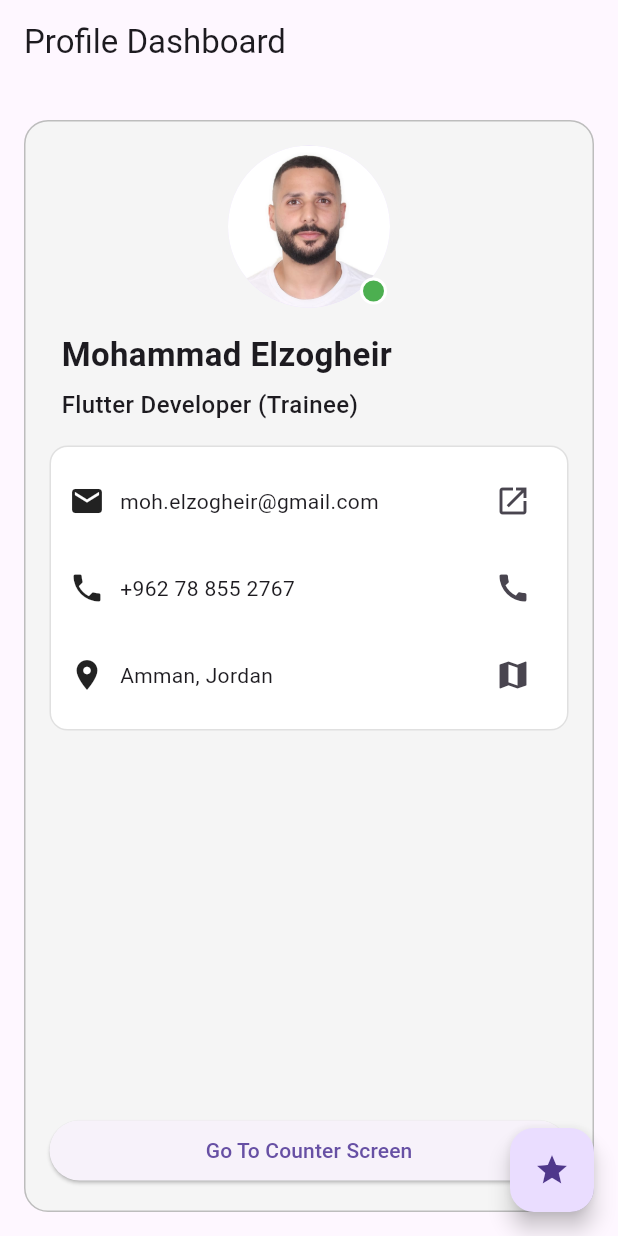
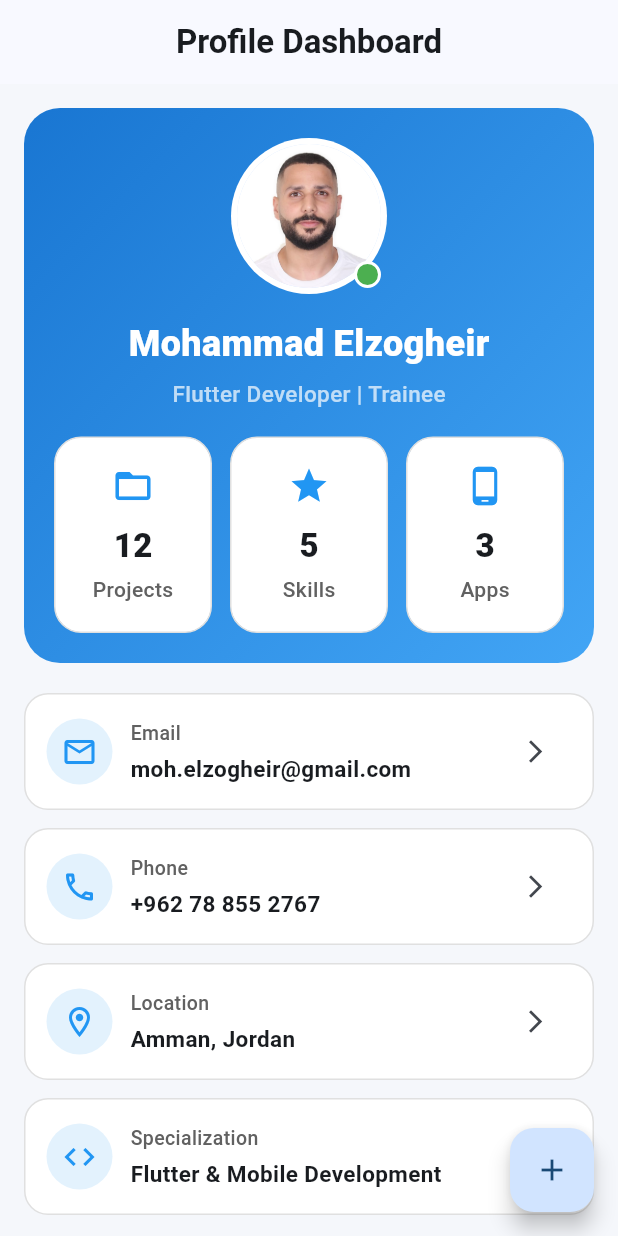
Before and after one commit to mohammadElzogheir/flutter_profile_dashboard, a Flutter app: the screen it shows after launch, on a phone screen of 412 x 824 dp. Run offline on Flutter 3.47's test engine with Material 3 defaults, Android fonts, the phone set to English and light mode, and no system bars.

Commit message:
Update Flutter project UI

```diff
--- a/flutter_profile_dashboard/lib/main.dart
+++ b/flutter_profile_dashboard/lib/main.dart
@@ -11,6 +11,11 @@ class App extends StatelessWidget {
   Widget build(BuildContext context) {
     return MaterialApp(
       debugShowCheckedModeBanner: false,
+      title: 'Profile Dashboard',
+      theme: ThemeData(
+        colorScheme: ColorScheme.fromSeed(seedColor: Colors.blue),
+        useMaterial3: true,
+      ),
       home: const ProfileScreen(),
     );
   }
@@ -25,135 +30,239 @@ class ProfileScreen extends StatelessWidget {
     );
   }
 
+  Widget buildInfoTile({
+    required IconData icon,
+    required String title,
+    required String value,
+    required VoidCallback onTap,
+  }) {
+    return Container(
+      margin: const EdgeInsets.only(bottom: 12),
+      padding: const EdgeInsets.symmetric(horizontal: 14, vertical: 14),
+      decoration: BoxDecoration(
+        color: Colors.white,
+        borderRadius: BorderRadius.circular(16),
+        border: Border.all(color: Colors.grey.shade300),
+      ),
+      child: Row(
+        children: [
+          CircleAvatar(
+            radius: 22,
+            backgroundColor: Colors.blue.shade50,
+            child: Icon(icon, color: Colors.blue),
+          ),
+          const SizedBox(width: 12),
+          Expanded(
+            child: Column(
+              crossAxisAlignment: CrossAxisAlignment.start,
+              children: [
+                Text(
+                  title,
+                  style: TextStyle(
+                    fontSize: 13,
+                    color: Colors.grey.shade700,
+                    fontWeight: FontWeight.w500,
+                  ),
+                ),
+                const SizedBox(height: 4),
+                Text(
+                  value,
+                  style: const TextStyle(
+                    fontSize: 15,
+                    fontWeight: FontWeight.w700,
+                  ),
+                ),
+              ],
+            ),
+          ),
+          IconButton(
+            onPressed: onTap,
+            icon: const Icon(Icons.arrow_forward_ios, size: 18),
+          ),
+        ],
+      ),
+    );
+  }
+
+  Widget buildStatCard(String number, String label, IconData icon) {
+    return Expanded(
+      child: Container(
+        padding: const EdgeInsets.symmetric(vertical: 18),
+        decoration: BoxDecoration(
+          color: Colors.white,
+          borderRadius: BorderRadius.circular(18),
+          border: Border.all(color: Colors.grey.shade300),
+        ),
+        child: Column(
+          children: [
+            Icon(icon, color: Colors.blue, size: 28),
+            const SizedBox(height: 10),
+            Text(
+              number,
+              style: const TextStyle(
+                fontSize: 22,
+                fontWeight: FontWeight.w800,
+              ),
+            ),
+            const SizedBox(height: 4),
+            Text(
+              label,
+              style: TextStyle(
+                color: Colors.grey.shade700,
+                fontWeight: FontWeight.w500,
+              ),
+            ),
+          ],
+        ),
+      ),
+    );
+  }
+
   @override
   Widget build(BuildContext context) {
     return Scaffold(
-      appBar: AppBar(title: const Text("Profile Dashboard")),
+      backgroundColor: const Color(0xfff5f7fb),
+      appBar: AppBar(
+        centerTitle: true,
+        title: const Text(
+          "Profile Dashboard",
+          style: TextStyle(fontWeight: FontWeight.bold),
+        ),
+      ),
       floatingActionButton: FloatingActionButton(
-        onPressed: () => _showSnack(context, "FloatingActionButton clicked"),
-        child: const Icon(Icons.star),
+        onPressed: () => _showSnack(context, "Main action clicked"),
+        child: const Icon(Icons.add),
       ),
-      body: Padding(
+      body: SafeArea(
+        child: SingleChildScrollView(
           padding: const EdgeInsets.all(16),
-        child: InkWell(
-          onTap: () => _showSnack(context, "Profile card tapped"),
-          child: Container(
-            margin: const EdgeInsets.only(top: 8),
-            padding: const EdgeInsets.all(16),
+          child: Column(
+            children: [
+              Container(
+                width: double.infinity,
+                padding: const EdgeInsets.all(20),
                 decoration: BoxDecoration(
-              color: Colors.grey.shade100,
-              border: Border.all(color: Colors.grey.shade400),
-              borderRadius: BorderRadius.circular(16),
+                  gradient: const LinearGradient(
+                    colors: [Color(0xff1976d2), Color(0xff42a5f5)],
+                    begin: Alignment.topLeft,
+                    end: Alignment.bottomRight,
+                  ),
+                  borderRadius: BorderRadius.circular(24),
                 ),
                 child: Column(
-              crossAxisAlignment: CrossAxisAlignment.stretch,
                   children: [
-                Center(
-                  child: Stack(
+                    Stack(
                       clipBehavior: Clip.none,
                       children: [
-                      GestureDetector(
-                        onDoubleTap: () =>
-                            _showSnack(context, "Profile image double tapped"),
+                        CircleAvatar(
+                          radius: 52,
+                          backgroundColor: Colors.white,
                           child: CircleAvatar(
-                          radius: 54,
-                          backgroundImage: const AssetImage("assets/profile.jpg"),
+                            radius: 48,
+                            backgroundImage: const AssetImage(
+                              "assets/profile.jpg",
+                            ),
+                            onBackgroundImageError: (_, __) {},
                           ),
                         ),
                         Positioned(
-                        right: 2,
-                        bottom: 2,
+                          right: 4,
+                          bottom: 4,
                           child: Container(
                             width: 18,
                             height: 18,
                             decoration: BoxDecoration(
                               color: Colors.green,
-                            borderRadius: BorderRadius.circular(9),
-                            border: Border.all(color: Colors.white, width: 2),
+                              shape: BoxShape.circle,
+                              border: Border.all(
+                                color: Colors.white,
+                                width: 2,
+                              ),
                             ),
                           ),
                         ),
                       ],
                     ),
-                ),
                     const SizedBox(height: 16),
-                const Padding(
-                  padding: EdgeInsets.symmetric(horizontal: 8),
-                  child: Column(
-                    crossAxisAlignment: CrossAxisAlignment.start,
-                    children: [
-                      Text(
+                    const Text(
                       "Mohammad Elzogheir",
-                        style: TextStyle(fontSize: 22, fontWeight: FontWeight.w700),
-                      ),
-                      SizedBox(height: 6),
-                      Text(
-                        "Flutter Developer (Trainee)",
-                        style: TextStyle(fontSize: 16, fontWeight: FontWeight.w500),
-                      ),
-                    ],
+                      style: TextStyle(
+                        color: Colors.white,
+                        fontSize: 24,
+                        fontWeight: FontWeight.w800,
                       ),
                     ),
-                const SizedBox(height: 16),
-                Container(
-                  padding: const EdgeInsets.all(12),
-                  decoration: BoxDecoration(
-                    color: Colors.white,
-                    border: Border.all(color: Colors.grey.shade300),
-                    borderRadius: BorderRadius.circular(12),
+                    const SizedBox(height: 6),
+                    const Text(
+                      "Flutter Developer | Trainee",
+                      style: TextStyle(
+                        color: Colors.white70,
+                        fontSize: 15,
+                        fontWeight: FontWeight.w500,
                       ),
-                  child: Column(
-                    children: [
+                    ),
+                    const SizedBox(height: 18),
                     Row(
                       children: [
-                          const Icon(Icons.email),
-                          const SizedBox(width: 10),
-                          const Expanded(child: Text("moh.elzogheir@gmail.com")),
-                          IconButton(
-                            onPressed: () => _showSnack(context, "Email icon clicked"),
-                            icon: const Icon(Icons.open_in_new),
-                          ),
-                        ],
-                      ),
-                      const SizedBox(height: 10),
-                      Row(
-                        children: [
-                          const Icon(Icons.phone),
-                          const SizedBox(width: 10),
-                          const Expanded(child: Text("+962 78 855 2767")),
-                          IconButton(
-                            onPressed: () => _showSnack(context, "Phone icon clicked"),
-                            icon: const Icon(Icons.call),
-                          ),
-                        ],
-                      ),
-                      const SizedBox(height: 10),
-                      Row(
-                        children: [
-                          const Icon(Icons.location_on),
-                          const SizedBox(width: 10),
-                          const Expanded(child: Text("Amman, Jordan")),
-                          IconButton(
-                            onPressed: () => _showSnack(context, "Location icon clicked"),
-                            icon: const Icon(Icons.map),
-                          ),
+                        buildStatCard("12", "Projects", Icons.folder_open),
+                        const SizedBox(width: 12),
+                        buildStatCard("5", "Skills", Icons.star),
+                        const SizedBox(width: 12),
+                        buildStatCard("3", "Apps", Icons.phone_android),
                       ],
                     ),
                   ],
                 ),
               ),
-                const Spacer(),
-                ElevatedButton(
+              const SizedBox(height: 20),
+              buildInfoTile(
+                icon: Icons.email_outlined,
+                title: "Email",
+                value: "moh.elzogheir@gmail.com",
+                onTap: () => _showSnack(context, "Email clicked"),
+              ),
+              buildInfoTile(
+                icon: Icons.phone_outlined,
+                title: "Phone",
+                value: "+962 78 855 2767",
+                onTap: () => _showSnack(context, "Phone clicked"),
+              ),
+              buildInfoTile(
+                icon: Icons.location_on_outlined,
+                title: "Location",
+                value: "Amman, Jordan",
+                onTap: () => _showSnack(context, "Location clicked"),
+              ),
+              buildInfoTile(
+                icon: Icons.code,
+                title: "Specialization",
+                value: "Flutter & Mobile Development",
+                onTap: () => _showSnack(context, "Specialization clicked"),
+              ),
+              const SizedBox(height: 8),
+              SizedBox(
+                width: double.infinity,
+                height: 54,
+                child: ElevatedButton.icon(
                   onPressed: () {
                     Navigator.push(
                       context,
-                      MaterialPageRoute(builder: (_) => const CounterScreen()),
+                      MaterialPageRoute(
+                        builder: (_) => const CounterScreen(),
+                      ),
                     );
                   },
-                  child: const Text("Go To Counter Screen"),
+                  icon: const Icon(Icons.arrow_forward),
+                  label: const Text(
+                    "Go To Counter Screen",
+                    style: TextStyle(
+                      fontSize: 16,
+                      fontWeight: FontWeight.w700,
+                    ),
+                  ),
+                ),
               ),
             ],
-            ),
           ),
         ),
       ),
@@ -171,60 +280,107 @@ class CounterScreen extends StatefulWidget {
 class _CounterScreenState extends State<CounterScreen> {
   int counter = 0;
 
-  void inc() {
-    setState(() => counter++);
+  void increment() {
+    setState(() {
+      counter++;
+    });
+  }
+
+  void decrement() {
+    setState(() {
+      if (counter > 0) {
+        counter--;
+      }
+    });
   }
 
   void reset() {
-    setState(() => counter = 0);
+    setState(() {
+      counter = 0;
+    });
   }
 
   @override
   Widget build(BuildContext context) {
     return Scaffold(
-      appBar: AppBar(title: const Text("Counter Panel")),
+      backgroundColor: const Color(0xfff5f7fb),
+      appBar: AppBar(
+        centerTitle: true,
+        title: const Text(
+          "Counter Screen",
+          style: TextStyle(fontWeight: FontWeight.bold),
+        ),
+      ),
       floatingActionButton: FloatingActionButton(
         onPressed: reset,
         child: const Icon(Icons.refresh),
       ),
-      body: Padding(
+      body: Center(
+        child: Padding(
           padding: const EdgeInsets.all(16),
           child: Container(
-          margin: const EdgeInsets.only(top: 8),
-          padding: const EdgeInsets.all(16),
+            width: double.infinity,
+            padding: const EdgeInsets.all(24),
             decoration: BoxDecoration(
-            color: Colors.grey.shade100,
-            border: Border.all(color: Colors.grey.shade400),
-            borderRadius: BorderRadius.circular(16),
+              color: Colors.white,
+              borderRadius: BorderRadius.circular(24),
+              border: Border.all(color: Colors.grey.shade300),
+              boxShadow: [
+                BoxShadow(
+                  color: Colors.black.withValues(alpha: 0.05),
+                  blurRadius: 10,
+                  offset: const Offset(0, 4),
+                ),
+              ],
             ),
             child: Column(
-            mainAxisAlignment: MainAxisAlignment.center,
+              mainAxisSize: MainAxisSize.min,
               children: [
+                const Icon(Icons.calculate, size: 60, color: Colors.blue),
+                const SizedBox(height: 16),
                 const Text(
                   "Counter Value",
-                style: TextStyle(fontSize: 18, fontWeight: FontWeight.w600),
+                  style: TextStyle(
+                    fontSize: 20,
+                    fontWeight: FontWeight.w700,
+                  ),
+                ),
+                const SizedBox(height: 14),
+                Text(
+                  "$counter",
+                  style: const TextStyle(
+                    fontSize: 52,
+                    fontWeight: FontWeight.w900,
+                  ),
+                ),
+                const SizedBox(height: 24),
+                Row(
+                  children: [
+                    Expanded(
+                      child: ElevatedButton(
+                        onPressed: decrement,
+                        child: const Text("Minus"),
+                      ),
+                    ),
+                    const SizedBox(width: 12),
+                    Expanded(
+                      child: ElevatedButton(
+                        onPressed: increment,
+                        child: const Text("Plus"),
+                      ),
+                    ),
+                  ],
                 ),
                 const SizedBox(height: 12),
-              Text(
-                "$counter",
-                style: const TextStyle(fontSize: 48, fontWeight: FontWeight.w800),
-              ),
-              const SizedBox(height: 20),
-              Row(
-                mainAxisAlignment: MainAxisAlignment.center,
-                children: [
-                  IconButton(
-                    onPressed: inc,
-                    icon: const Icon(Icons.add_circle, size: 34),
-                  ),
-                  const SizedBox(width: 16),
-                  ElevatedButton(
+                SizedBox(
+                  width: double.infinity,
+                  child: OutlinedButton(
                     onPressed: reset,
                     child: const Text("Reset"),
                   ),
+                ),
               ],
             ),
-            ],
           ),
         ),
       ),
```
Also changed, not shown: 1 other file. Lines whose indentation alone changed are shown as unchanged.
